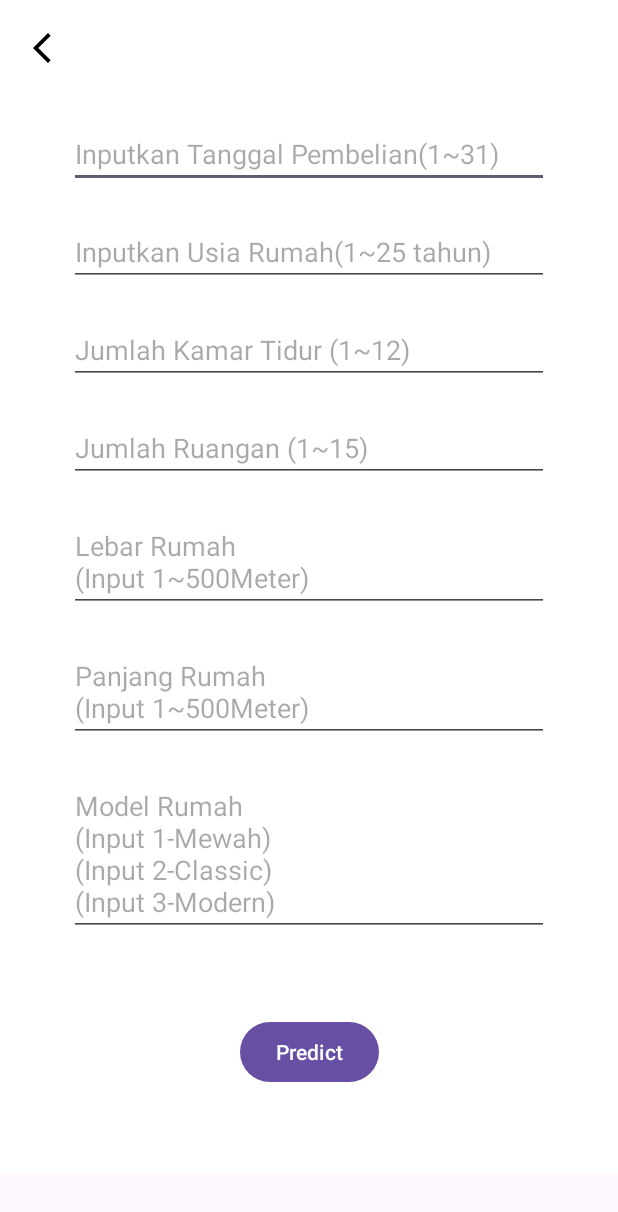
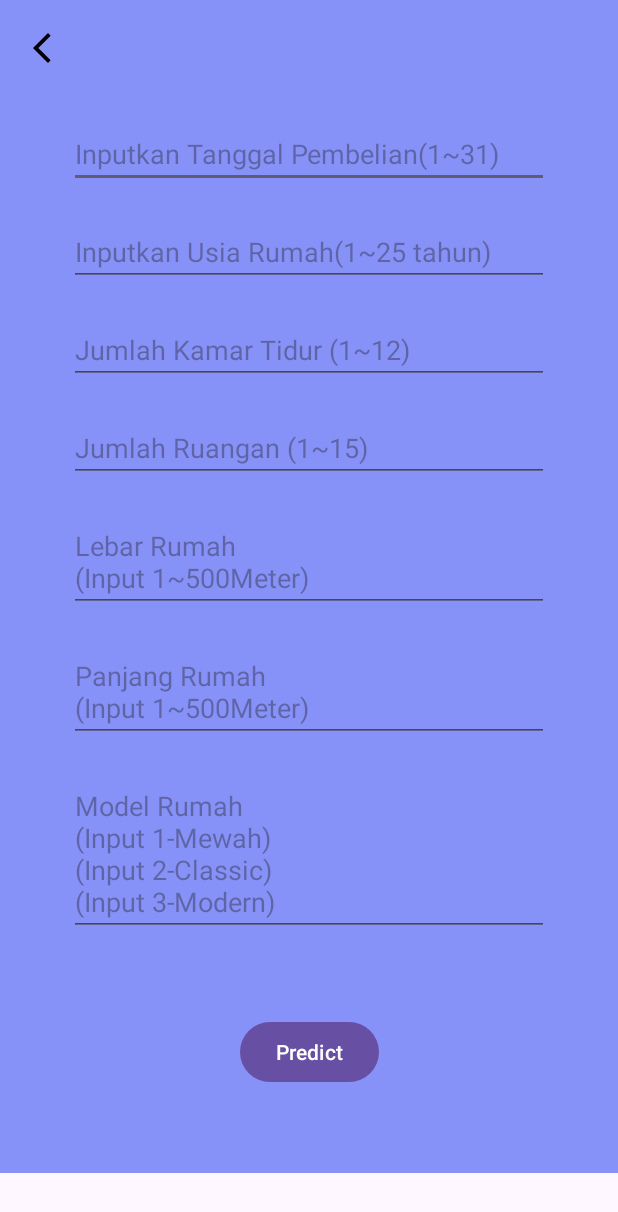
Before and after one commit to davasangkara/Real-Estate-Prediction---ANN, an Android app: the layout activity_main.xml on its own in the app's theme, with its tools: preview values and no code run, on a phone screen of 412 x 824 dp. Shown: the top 1212 px of the screen. Run offline under Robolectric (Android 15) with nearby library versions, the phone set to English and light mode, and no system bars.

Commit message:
finished project

```diff
--- a/app/src/main/res/layout/activity_main.xml
+++ b/app/src/main/res/layout/activity_main.xml
@@ -9,7 +9,7 @@
         android:id="@+id/main"
         android:layout_width="match_parent"
         android:layout_height="wrap_content"
-        android:background="@color/white"
+        android:background="@color/lavender"
         tools:context=".MainActivity">
 
         <androidx.appcompat.widget.Toolbar
@@ -50,6 +50,7 @@
             android:layout_marginTop="80dp"
             android:ems="15"
             android:hint="Inputkan Tanggal Pembelian(1~31)"
+            android:textColor="@color/white"
             android:inputType="numberDecimal"
             app:layout_constraintEnd_toEndOf="parent"
             app:layout_constraintHorizontal_bias="0.502"
@@ -65,7 +66,7 @@
             android:ems="15"
             android:hint="Inputkan Usia Rumah(1~25 tahun)"
             android:inputType="numberDecimal"
-            android:textColor="@color/black"
+            android:textColor="@color/white"
             app:layout_constraintEnd_toEndOf="parent"
             app:layout_constraintHorizontal_bias="0.502"
             app:layout_constraintStart_toStartOf="parent"
@@ -79,6 +80,7 @@
             android:layout_marginTop="20dp"
             android:ems="15"
             android:hint="Jumlah Kamar Tidur (1~12)"
+            android:textColor="@color/white"
             android:inputType="numberDecimal"
             app:layout_constraintEnd_toEndOf="parent"
             app:layout_constraintHorizontal_bias="0.5"
@@ -94,6 +96,7 @@
             android:layout_marginTop="20dp"
             android:ems="15"
             android:hint="Jumlah Ruangan (1~15)"
+            android:textColor="@color/white"
             android:inputType="numberDecimal"
             app:layout_constraintEnd_toEndOf="parent"
             app:layout_constraintHorizontal_bias="0.5"
@@ -108,6 +111,7 @@
             android:layout_marginTop="20dp"
             android:ems="15"
             android:hint="Lebar Rumah \n(Input 1~500Meter)"
+            android:textColor="@color/white"
             android:inputType="numberDecimal"
             app:layout_constraintEnd_toEndOf="parent"
             app:layout_constraintHorizontal_bias="0.5"
@@ -122,6 +126,7 @@
             android:layout_marginTop="20dp"
             android:ems="15"
             android:hint="Panjang Rumah \n(Input 1~500Meter)"
+            android:textColor="@color/white"
             android:inputType="numberDecimal"
             app:layout_constraintEnd_toEndOf="parent"
             app:layout_constraintHorizontal_bias="0.5"
@@ -136,6 +141,7 @@
             android:layout_marginTop="20dp"
             android:ems="15"
             android:hint="Model Rumah \n(Input 1-Mewah)\n(Input 2-Classic)\n(Input 3-Modern)"
+            android:textColor="@color/white"
             android:inputType="numberDecimal"
             app:layout_constraintEnd_toEndOf="parent"
             app:layout_constraintHorizontal_bias="0.5"
```
Also changed, not shown: app/src/main/res/layout/activity_splash_screen.xml (+4 -4 lines).
